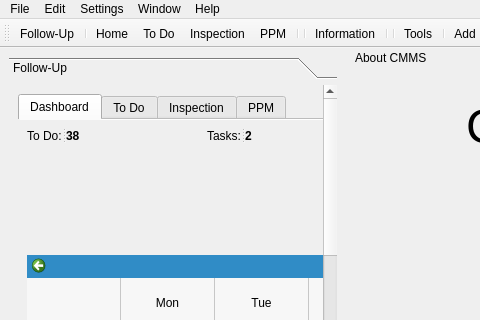
This is CMMS.ui in ASquaredM/CMMS-for-healthcare-institutions as Qt 5 draws it before an edit; both pictures show x 0 to 480 and y 0 to 320 of the 850 by 784 pixel window. The edited form follows.
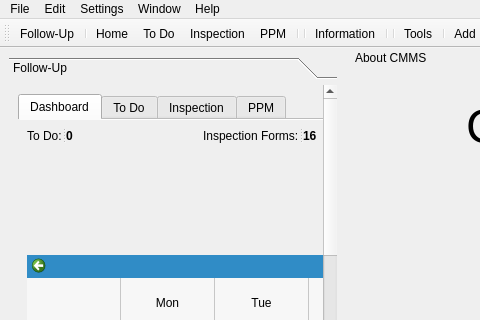
This is the edited form. Icons and pictures are not drawn.

```diff
--- a/CMMS.ui
+++ b/CMMS.ui
@@ -326,7 +326,7 @@
                 </sizepolicy>
                </property>
                <property name="text">
-                <string>Tasks:</string>
+                <string>Inspection Forms:</string>
                </property>
               </widget>
               <widget class="QLabel" name="DashTasksCount_label">
@@ -343,7 +343,7 @@
                 </font>
                </property>
                <property name="text">
-                <string>2</string>
+                <string>16</string>
                </property>
               </widget>
              </widget>
@@ -507,7 +507,7 @@
                 </font>
                </property>
                <property name="text">
-                <string>38</string>
+                <string>0</string>
                </property>
               </widget>
              </widget>
```
Left out of the diff: 2 changed lines with no effect on the pictures.
